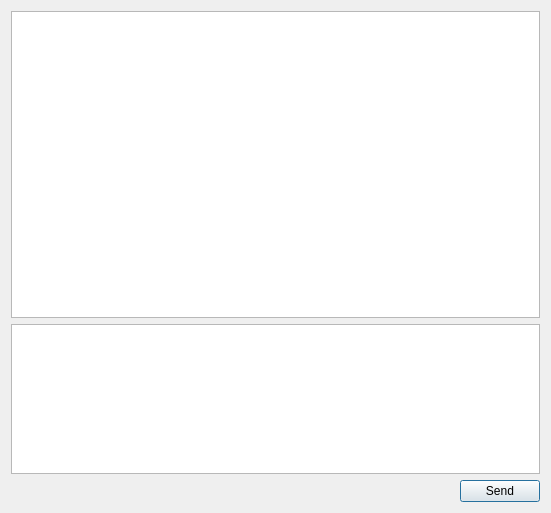
Qt form Client/Client/ConversationDialog.ui (Gluzix/QTcpChat) before a commit.
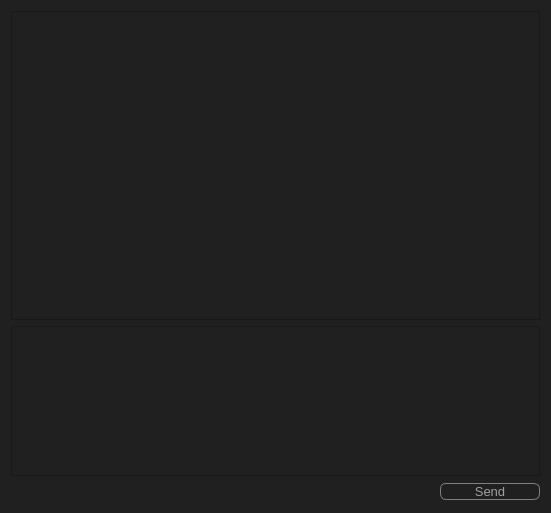
The same form after that commit.

Commit message: Fixed way of opening conversation dialog.

Diff of the .ui file:
```diff
--- a/Client/Client/ConversationDialog.ui
+++ b/Client/Client/ConversationDialog.ui
@@ -13,6 +13,36 @@
   <property name="windowTitle">
    <string>Dialog</string>
   </property>
+  <property name="styleSheet">
+   <string notr="true">QPushButton{
+color:#A0A0A0;
+border: 1px solid gray;
+border-radius:6px;
+}
+
+QPushButton:hover{
+background-color:#606060;
+}
+
+QPushButton:pressed{
+border: 2px solid gray;
+}
+
+QObject{
+background-color:#202020;
+font-size:13px;
+}
+
+QLabel{
+color:#E0E0E0;
+}
+
+QLineEdit{
+border:1px solid gray;
+border-radius:6px;
+}
+</string>
+  </property>
   <layout class="QGridLayout" name="gridLayout">
    <item row="0" column="0" colspan="2">
     <widget class="QTextEdit" name="incomingEdit">
@@ -52,6 +82,12 @@
    </item>
    <item row="2" column="1">
     <widget class="QPushButton" name="sendButton">
+     <property name="minimumSize">
+      <size>
+       <width>100</width>
+       <height>0</height>
+      </size>
+     </property>
      <property name="text">
       <string>Send</string>
      </property>
```
The commit also changes 8 other files.
